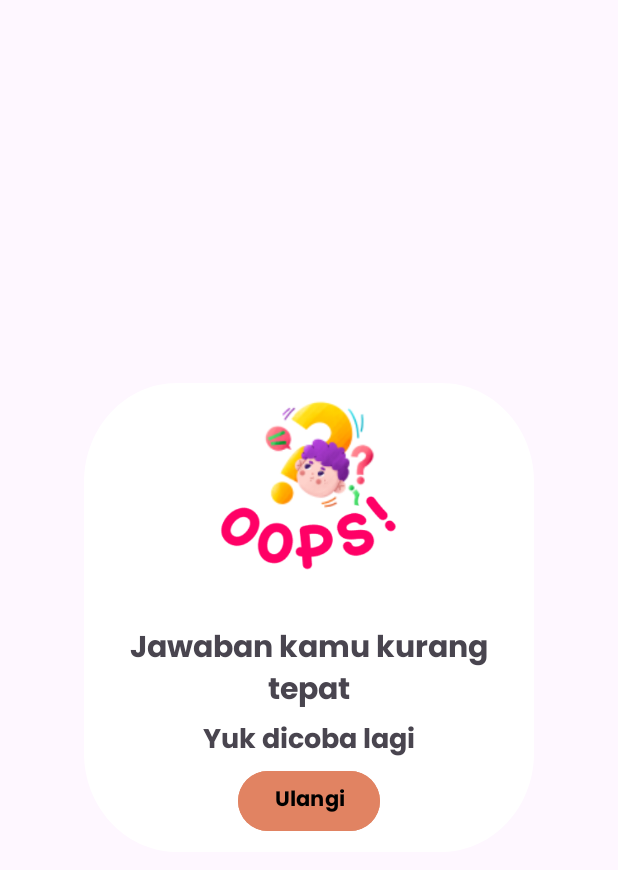
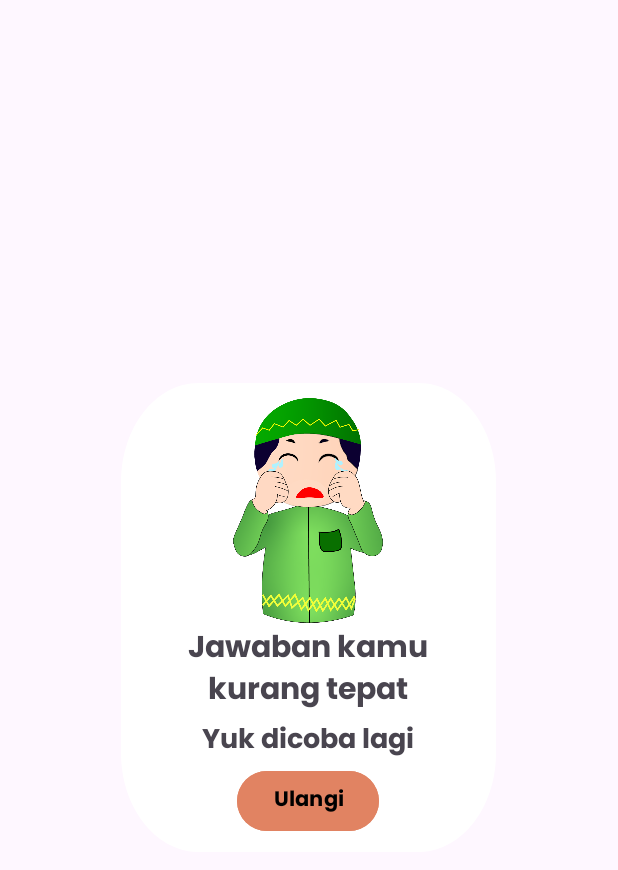
Before and after one commit to AsimaPrimaYohanaT/HijaiyahKu_New, an Android app: the layout custom_dialog_3.xml on its own in the app's theme, with its tools: preview values and no code run, on a phone screen of 412 x 824 dp. Shown: the top 870 px of the screen. Run offline under Robolectric (Android 15) with nearby library versions, the phone set to English and light mode, and no system bars.

Commit message:
add : music & ilustrasi sedih

```diff
--- a/app/src/main/java/com/example/hijaiyahku_new/DetailQuest.kt
+++ b/app/src/main/java/com/example/hijaiyahku_new/DetailQuest.kt
@@ -136,7 +136,7 @@ class DetailQuest : AppCompatActivity() {
                         val detectionResult = outputs.detectionResultList[0]
                         val score = detectionResult.categoryAsString
                         if (score == answer) {
-                            val player = MediaPlayer.create(applicationContext,R.raw.success)
+                            val player = MediaPlayer.create(applicationContext,R.raw.berhasil)
 
                             player.setVolume(100f, 100f);
                             player.start()
@@ -148,7 +148,7 @@ class DetailQuest : AppCompatActivity() {
                             successDialog.show(supportFragmentManager, "CustomDialog")
                         } else {
 
-                            val player1 = MediaPlayer.create(applicationContext,R.raw.fail)
+                            val player1 = MediaPlayer.create(applicationContext,R.raw.gagal)
                                 player1.setVolume(100f, 100f);
                                 player1.start()
 
--- a/app/src/main/res/layout/custom_dialog_3.xml
+++ b/app/src/main/res/layout/custom_dialog_3.xml
@@ -2,7 +2,7 @@
 <LinearLayout
     xmlns:android="http://schemas.android.com/apk/res/android"
     xmlns:app="http://schemas.android.com/apk/res-auto"
-    android:layout_width="300dp"
+    android:layout_width="250dp"
     android:layout_gravity="center"
     android:gravity="center"
     android:layout_height="wrap_content"
@@ -17,35 +17,32 @@
 
     <androidx.constraintlayout.widget.ConstraintLayout
         android:layout_width="wrap_content"
-        android:layout_height="wrap_content">
+        android:layout_height="wrap_content"
+        android:layout_marginBottom="20dp">
+
+
 
         <View
-            android:id="@+id/view3"
-            android:layout_width="80dp"
-            android:layout_height="80dp"
-            android:layout_marginStart="50dp"
-            android:layout_alignParentLeft="true"
-            android:layout_alignParentTop="true"
-            android:background="@drawable/oops2"
-            app:layout_constraintStart_toStartOf="parent"
-            app:layout_constraintTop_toTopOf="parent" />
 
-        <View
             android:id="@+id/view2"
-            android:layout_width="170dp"
-            android:layout_height="170dp"
+            android:layout_width="100dp"
+            android:layout_height="150dp"
+            android:layout_marginBottom="10dp"
+
             android:layout_alignParentLeft="true"
             android:layout_alignParentTop="true"
             android:layout_gravity="center"
-            android:background="@drawable/oops"
+            android:background="@drawable/sad"
             app:layout_constraintStart_toStartOf="parent"
             app:layout_constraintTop_toTopOf="parent" />
     </androidx.constraintlayout.widget.ConstraintLayout>
 
     <TextView
+        android:id="@+id/txtUp"
         android:layout_width="match_parent"
         android:layout_height="wrap_content"
         android:textSize="20sp"
+
         android:layout_marginTop="-20dp"
         android:gravity="center"
         android:fontFamily="@font/poppins_bold"
@@ -54,6 +51,7 @@
     <TextView
         android:layout_width="match_parent"
         android:layout_height="wrap_content"
+
         android:textSize="18sp"
         android:gravity="center"
         android:fontFamily="@font/poppins_bold"
```
Also changed, not shown: app/src/main/res/drawable/sad.png (added), 2 other files.
